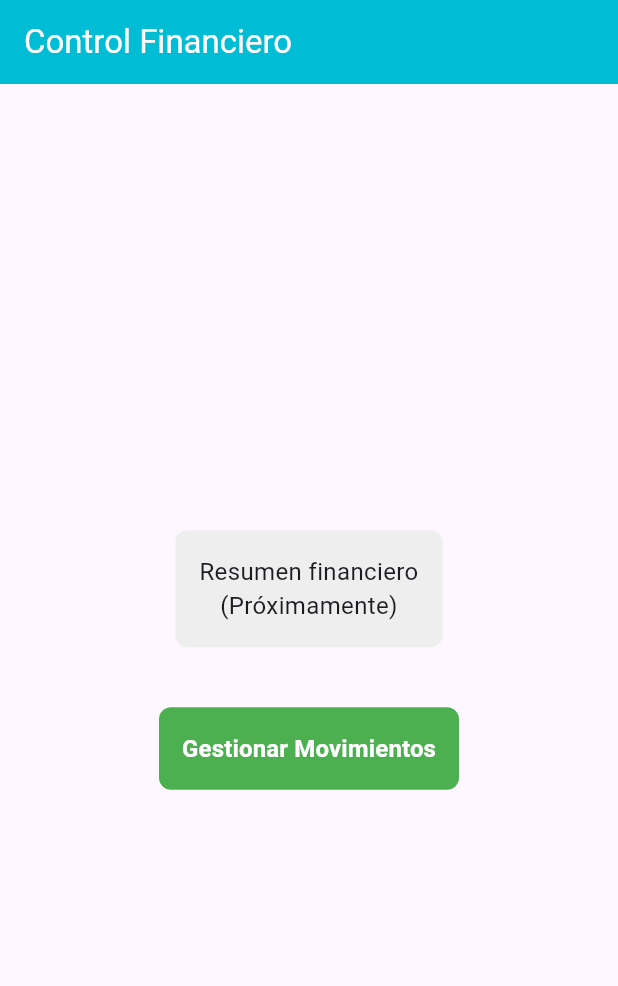
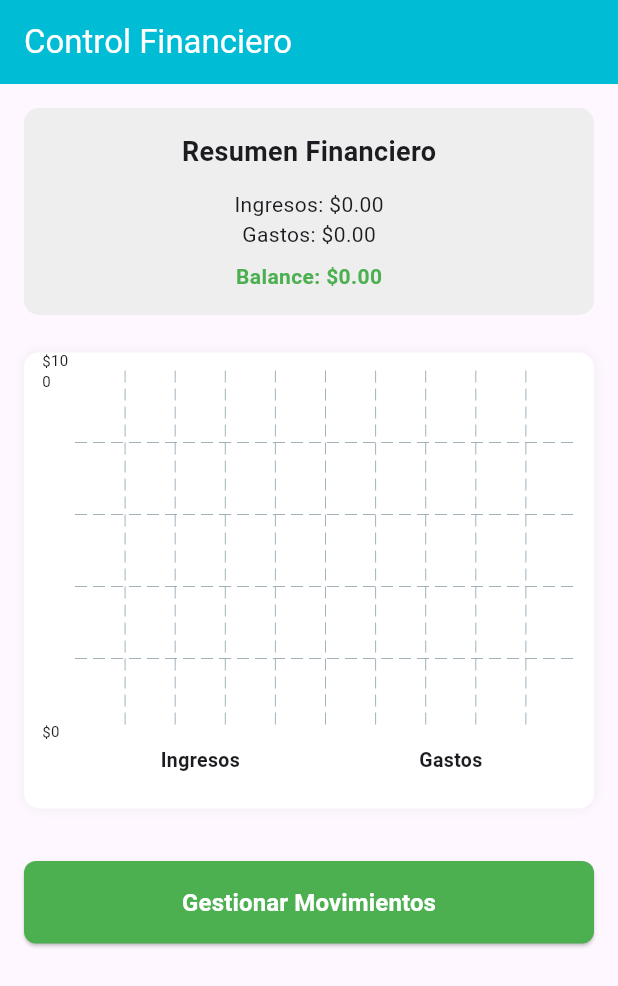
Before and after one commit to Eddylucero/Practica_concurso, a Flutter app: the screen it shows after launch, on a phone screen of 412 x 824 dp. Shown: the top 986 px of the screen. Run offline on Flutter 3.47's test engine with Material 3 defaults, Android fonts, the phone set to English and light mode, and no system bars; drawn by our look-alikes of fl_chart; our stand-ins replace sqflite; accounts and stored records are empty.

Commit message:
creacion del dashboard

```diff
--- a/lib/main.dart
+++ b/lib/main.dart
@@ -1,6 +1,6 @@
 import 'package:flutter/material.dart';
 
-import 'screens/home_screen.dart';
+import 'screens/home/home_screen.dart';
 import 'screens/motion/motion_form_screen.dart';
 import 'screens/motion/motion_screen.dart';
 
@@ -13,6 +13,7 @@ class MyApp extends StatelessWidget {
   Widget build(BuildContext context) {
     return MaterialApp(
       title: 'Material App',
+      initialRoute: '/home',
       routes: {
         '/': (context) => const HomeScreen(),
         '/movimientos': (context) => const MotionScreen(),
--- a/lib/repositories/movement_repository.dart
+++ b/lib/repositories/movement_repository.dart
@@ -61,4 +61,24 @@ class MovementRepository {
 
     return response.map((e) => MovementModel.fromMap(e)).toList();
   }
+
+  // Total de ingresos
+  Future<double> getTotalIngresos() async {
+    final db = await database.db;
+    final result = await db.rawQuery(
+      "SELECT SUM(monto) as total FROM $tableName WHERE tipo = 'INGRESO'",
+    );
+
+    return (result.first['total'] as num?)?.toDouble() ?? 0.0;
+  }
+
+  // Total de gastos
+  Future<double> getTotalGastos() async {
+    final db = await database.db;
+    final result = await db.rawQuery(
+      "SELECT SUM(monto) as total FROM $tableName WHERE tipo = 'GASTO'",
+    );
+
+    return (result.first['total'] as num?)?.toDouble() ?? 0.0;
+  }
 }
--- /dev/null
+++ b/lib/screens/home/home_screen.dart
@@ -0,0 +1,226 @@
+import 'package:flutter/material.dart';
+import 'package:fl_chart/fl_chart.dart';
+
+import '../../repositories/movement_repository.dart';
+
+class HomeScreen extends StatefulWidget {
+  const HomeScreen({super.key});
+
+  @override
+  State<HomeScreen> createState() => _HomeScreenState();
+}
+
+class _HomeScreenState extends State<HomeScreen> {
+  final MovementRepository repo = MovementRepository();
+
+  double ingresos = 0;
+  double gastos = 0;
+  bool cargando = true;
+
+  @override
+  void initState() {
+    super.initState();
+    cargarResumen();
+  }
+
+  Future<void> cargarResumen() async {
+    setState(() => cargando = true);
+
+    ingresos = await repo.getTotalIngresos();
+    gastos = await repo.getTotalGastos();
+
+    setState(() => cargando = false);
+  }
+
+  @override
+  Widget build(BuildContext context) {
+    final balance = ingresos - gastos;
+    final maxValor = (ingresos > gastos ? ingresos : gastos) * 1.2;
+
+    return Scaffold(
+      appBar: AppBar(
+        title: const Text('Control Financiero'),
+        backgroundColor: Colors.cyan,
+        foregroundColor: Colors.white,
+      ),
+      body: cargando
+          ? const Center(child: CircularProgressIndicator())
+          : SingleChildScrollView(
+              padding: const EdgeInsets.all(16),
+              child: Column(
+                crossAxisAlignment: CrossAxisAlignment.stretch,
+                children: [
+                  // ================= KPI =================
+                  Container(
+                    padding: const EdgeInsets.all(16),
+                    margin: const EdgeInsets.only(bottom: 25),
+                    decoration: BoxDecoration(
+                      color: Colors.grey.shade200,
+                      borderRadius: BorderRadius.circular(10),
+                    ),
+                    child: Column(
+                      children: [
+                        const Text(
+                          'Resumen Financiero',
+                          style: TextStyle(
+                            fontSize: 18,
+                            fontWeight: FontWeight.bold,
+                          ),
+                        ),
+                        const SizedBox(height: 12),
+                        Text('Ingresos: \$${ingresos.toStringAsFixed(2)}'),
+                        Text('Gastos: \$${gastos.toStringAsFixed(2)}'),
+                        const SizedBox(height: 8),
+                        Text(
+                          'Balance: \$${balance.toStringAsFixed(2)}',
+                          style: TextStyle(
+                            fontWeight: FontWeight.bold,
+                            color: balance >= 0 ? Colors.green : Colors.red,
+                          ),
+                        ),
+                      ],
+                    ),
+                  ),
+
+                  // ================= GRÁFICO =================
+                  Container(
+                    padding: const EdgeInsets.all(12),
+                    decoration: BoxDecoration(
+                      color: Colors.white,
+                      borderRadius: BorderRadius.circular(10),
+                      boxShadow: [
+                        BoxShadow(
+                          color: Colors.black.withOpacity(0.05),
+                          blurRadius: 6,
+                        ),
+                      ],
+                    ),
+                    child: SizedBox(
+                      height: 280,
+                      child: BarChart(
+                        BarChartData(
+                          alignment: BarChartAlignment.spaceAround,
+                          maxY: maxValor == 0 ? 100 : maxValor,
+                          gridData: FlGridData(show: true),
+                          borderData: FlBorderData(show: false),
+                          barTouchData: BarTouchData(
+                            enabled: true,
+                            touchTooltipData: BarTouchTooltipData(
+                              tooltipBgColor: Colors.black87,
+                              getTooltipItem:
+                                  (group, groupIndex, rod, rodIndex) {
+                                    final label = group.x == 0
+                                        ? 'Ingresos'
+                                        : 'Gastos';
+                                    return BarTooltipItem(
+                                      '$label\n\$${rod.toY.toStringAsFixed(2)}',
+                                      const TextStyle(color: Colors.white),
+                                    );
+                                  },
+                            ),
+                          ),
+                          titlesData: FlTitlesData(
+                            topTitles: AxisTitles(
+                              sideTitles: SideTitles(showTitles: false),
+                            ),
+                            rightTitles: AxisTitles(
+                              sideTitles: SideTitles(showTitles: false),
+                            ),
+                            leftTitles: AxisTitles(
+                              sideTitles: SideTitles(
+                                showTitles: true,
+                                interval: maxValor / 4,
+                                getTitlesWidget: (value, meta) {
+                                  return Text(
+                                    '\$${value.toInt()}',
+                                    style: const TextStyle(fontSize: 10),
+                                  );
+                                },
+                              ),
+                            ),
+                            bottomTitles: AxisTitles(
+                              sideTitles: SideTitles(
+                                showTitles: true,
+                                reservedSize: 40, // 🔥 SOLUCIÓN CLAVE
+                                getTitlesWidget: (value, meta) {
+                                  return Padding(
+                                    padding: const EdgeInsets.only(top: 10),
+                                    child: Text(
+                                      value.toInt() == 0
+                                          ? 'Ingresos'
+                                          : 'Gastos',
+                                      textAlign: TextAlign.center,
+                                      style: const TextStyle(
+                                        fontSize: 13,
+                                        fontWeight: FontWeight.bold,
+                                      ),
+                                    ),
+                                  );
+                                },
+                              ),
+                            ),
+                          ),
+                          barGroups: [
+                            BarChartGroupData(
+                              x: 0,
+                              barRods: [
+                                BarChartRodData(
+                                  toY: ingresos,
+                                  color: Colors.green,
+                                  width: 45,
+                                  borderRadius: BorderRadius.circular(6),
+                                ),
+                              ],
+                            ),
+                            BarChartGroupData(
+                              x: 1,
+                              barRods: [
+                                BarChartRodData(
+                                  toY: gastos,
+                                  color: Colors.red,
+                                  width: 45,
+                                  borderRadius: BorderRadius.circular(6),
+                                ),
+                              ],
+                            ),
+                          ],
+                        ),
+                        swapAnimationDuration: const Duration(
+                          milliseconds: 500,
+                        ),
+                      ),
+                    ),
+                  ),
+
+                  const SizedBox(height: 35),
+
+                  // ================= BOTÓN =================
+                  SizedBox(
+                    height: 55,
+                    child: ElevatedButton(
+                      style: ElevatedButton.styleFrom(
+                        backgroundColor: Colors.green,
+                        shape: RoundedRectangleBorder(
+                          borderRadius: BorderRadius.circular(8),
+                        ),
+                      ),
+                      onPressed: () async {
+                        await Navigator.pushNamed(context, '/movimientos');
+                        cargarResumen();
+                      },
+                      child: const Text(
+                        'Gestionar Movimientos',
+                        style: TextStyle(
+                          fontSize: 16,
+                          fontWeight: FontWeight.bold,
+                          color: Colors.white,
+                        ),
+                      ),
+                    ),
+                  ),
+                ],
+              ),
+            ),
+    );
+  }
+}
--- a/lib/screens/home_screen.dart
+++ /dev/null
@@ -1,60 +0,0 @@
-import 'package:flutter/material.dart';
-
-class HomeScreen extends StatelessWidget {
-  const HomeScreen({super.key});
-
-  @override
-  Widget build(BuildContext context) {
-    return Scaffold(
-      appBar: AppBar(
-        title: const Text('Control Financiero'),
-        backgroundColor: Colors.cyan,
-        foregroundColor: Colors.white,
-      ),
-      body: Center(
-        child: Column(
-          mainAxisAlignment: MainAxisAlignment.center,
-          children: [
-            // Aquí luego va el KPI / resumen financiero
-            Container(
-              padding: const EdgeInsets.all(16),
-              margin: const EdgeInsets.only(bottom: 40),
-              decoration: BoxDecoration(
-                color: Colors.grey.shade200,
-                borderRadius: BorderRadius.circular(8),
-              ),
-              child: const Text(
-                'Resumen financiero\n(Próximamente)',
-                textAlign: TextAlign.center,
-                style: TextStyle(fontSize: 16),
-              ),
-            ),
-
-            // Botón principal
-            Container(
-              height: 55,
-              width: 200,
-              decoration: BoxDecoration(
-                borderRadius: BorderRadius.circular(8),
-                color: Colors.green,
-              ),
-              child: TextButton(
-                onPressed: () {
-                  Navigator.pushNamed(context, '/movimientos');
-                },
-                child: const Text(
-                  'Gestionar Movimientos',
-                  style: TextStyle(
-                    color: Colors.white,
-                    fontSize: 16,
-                    fontWeight: FontWeight.bold,
-                  ),
-                ),
-              ),
-            ),
-          ],
-        ),
-      ),
-    );
-  }
-}
--- a/pubspec.yaml
+++ b/pubspec.yaml
@@ -36,6 +36,7 @@ dependencies:
   cupertino_icons: ^1.0.8
   sqflite: ^2.4.2
   http: ^1.6.0
+  fl_chart: ^0.66.2
 
 dev_dependencies:
   flutter_test:
```
Also changed, not shown: pubspec.lock.
